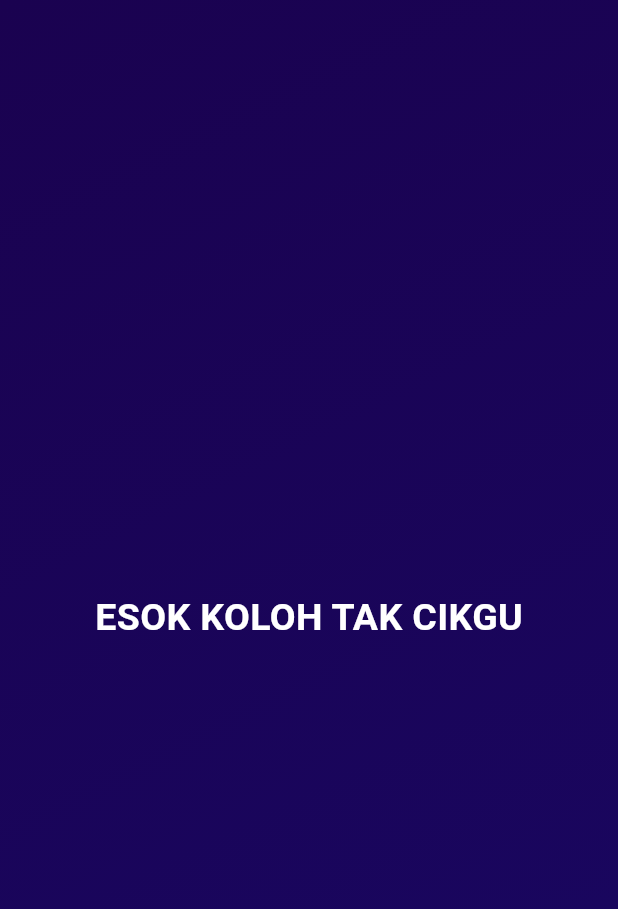
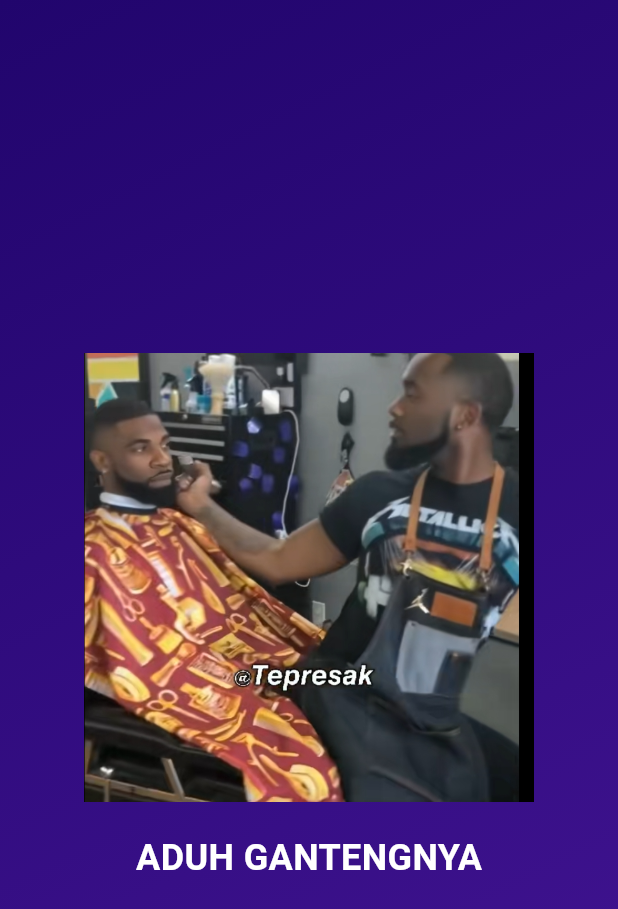
Before and after one commit to FazhariRizkyy/first-app, a Flutter app: the screen it shows after launch, on a phone screen of 412 x 824 dp. Shown: the top 909 px of the screen. Run offline on Flutter 3.47's test engine with Material 3 defaults, Android fonts, the phone set to English and light mode, and no system bars.

```diff
--- a/lib/gradient_container.dart
+++ b/lib/gradient_container.dart
@@ -5,21 +5,63 @@ var startAlignment = Alignment.topLeft;
 var endAlignment = Alignment.bottomRight;
 
 class GradientContainer extends StatelessWidget {
-  const GradientContainer({super.key});
+  const GradientContainer(this.color1, this.color2, {super.key});
+
+  final Color color1;
+  final Color color2;
+
   @override
-  Widget build(context) {
+  Widget build(BuildContext context) {
     return Container(
       decoration: BoxDecoration(
-        gradient: LinearGradient(colors: [
-          Color.fromARGB(255, 26, 2, 80),
-          Color.fromARGB(255, 25, 7, 98)
-        ], begin: startAlignment,
-        end: endAlignment
+        gradient: LinearGradient(
+          colors: [color1, color2],
+          begin: startAlignment,
+          end: endAlignment,
         ),
       ),
-      child: const Center(
-        child: StyledText()
+      child: Center(
+        child: Column(
+          mainAxisAlignment: MainAxisAlignment.center,
+          children: [
+            Image.asset(
+              'assets/images/azril-andre.png',
+              width: 300
+              ),
+            SizedBox(height: 20),
+            Text(
+              'ADUH GANTENGNYA',
+              style: TextStyle(
+                fontSize: 24,
+                fontWeight: FontWeight.bold,
+                color: Colors.white,
+              ),
+            ),
+          ],
+        ),
       ),
     );
   }
 }
+
+// class GradientContainer extends StatelessWidget {
+//   const GradientContainer({super.key, required this.colors});
+
+//   final List<Color> colors;
+
+//   @override
+//   Widget build(context) {
+//     return Container(
+//       decoration: BoxDecoration(
+//         gradient: LinearGradient(
+//           colors: colors,
+//         begin: startAlignment,
+//         end: endAlignment
+//         ),
+//       ),
+//       child: const Center(
+//         child: StyledText('ESOK KOLOH TAK CIKGU')
+//       ),
+//     );
+//   }
+// }
--- a/lib/main.dart
+++ b/lib/main.dart
@@ -5,7 +5,10 @@ void main() {
   runApp(
     MaterialApp(
       home: Scaffold(
-        body: GradientContainer(),
+        body: GradientContainer(
+          Color.fromARGB(255, 33, 5, 109),
+          Color.fromARGB(255, 68, 21, 149)
+          ),
       ),
     ),
   );
--- a/lib/styled_text.dart
+++ b/lib/styled_text.dart
@@ -1,12 +1,13 @@
 import 'package:flutter/material.dart';
 
 class StyledText extends StatelessWidget {
-  const StyledText({super.key});
+  const StyledText(this.text, {super.key});
+  final String text;
   @override
   Widget build(context) {
-    return const Text(
-      'ESOK KOLOH TAK CIKGU',
-      style: TextStyle(
+    return Text(
+      text,
+      style: const TextStyle(
           color: Colors.white, fontSize: 25, fontWeight: FontWeight.bold),
     );
   }
--- a/pubspec.yaml
+++ b/pubspec.yaml
@@ -58,9 +58,9 @@ flutter:
   uses-material-design: true
 
   # To add assets to your application, add an assets section, like this:
-  # assets:
-  #   - images/a_dot_burr.jpeg
-  #   - images/a_dot_ham.jpeg
+  assets:
+    - assets/images/dan-yap.jpg
+    - assets/images/azril-andre.png
 
   # An image asset can refer to one or more resolution-specific "variants", see
   # https://flutter.dev/to/resolution-aware-images
```
Also changed, not shown: assets/images/azril-andre.png (added), assets/images/dan-yap.jpg (added), assets/images/dice-1.png (added), assets/images/dice-2.png (added), assets/images/dice-3.png (added), assets/images/dice-4.png (added), assets/images/dice-5.png (added), assets/images/dice-6.png (added).
